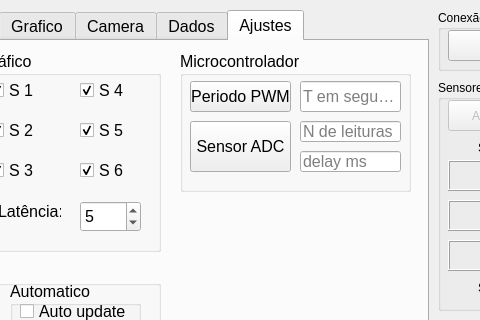
Atzingen/controleForno-interface, file source/forno_design.ui: the form before one commit; both pictures show x 192 to 672 and y 0 to 320 of the 800 by 600 pixel window.
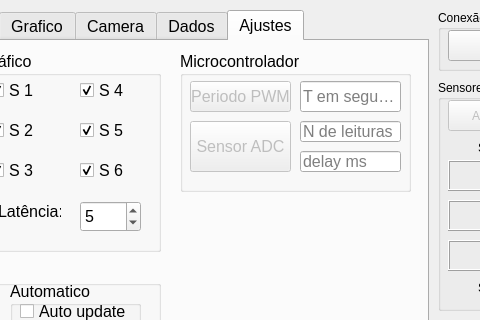
The form after the commit. Custom widgets are drawn as their Qt base class.

Commit message: enable set button

```diff
--- a/source/forno_design.ui
+++ b/source/forno_design.ui
@@ -2045,6 +2045,9 @@
        <string>Microcontrolador</string>
       </property>
       <widget class="QPushButton" name="pushButton_periodoPWM">
+       <property name="enabled">
+        <bool>false</bool>
+       </property>
        <property name="geometry">
         <rect>
          <x>10</x>
@@ -2074,6 +2077,9 @@
        </property>
       </widget>
       <widget class="QPushButton" name="pushButton_leituraAnalogica">
+       <property name="enabled">
+        <bool>false</bool>
+       </property>
        <property name="geometry">
         <rect>
          <x>10</x>
```
The commit also changes 1 other file.
